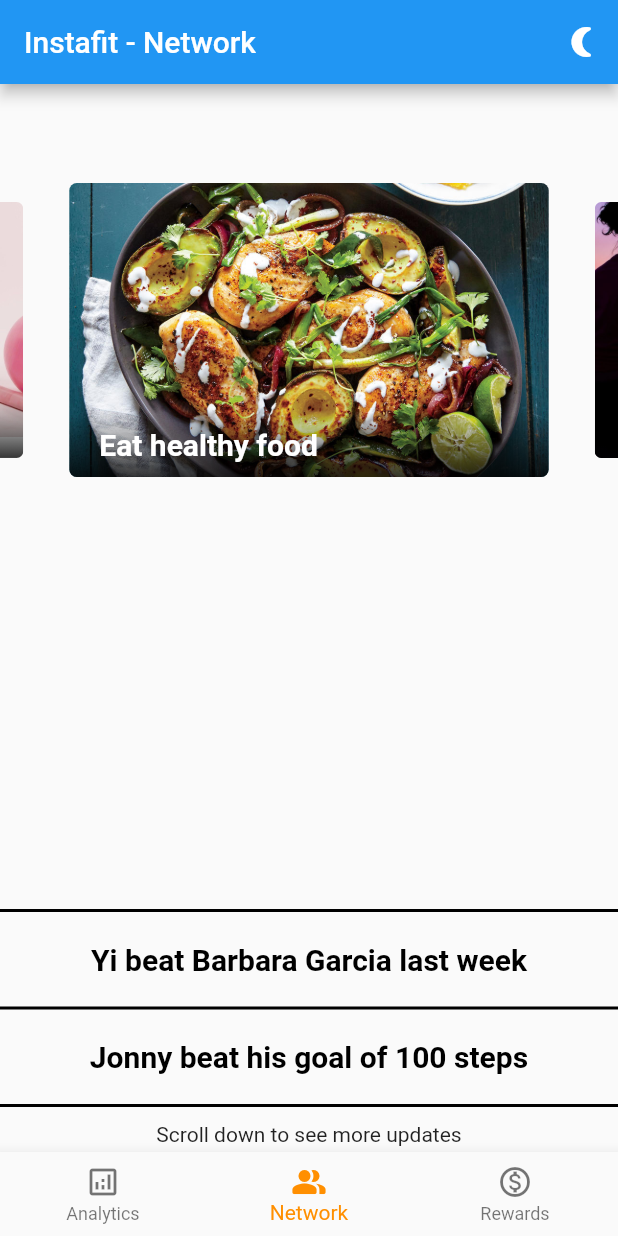
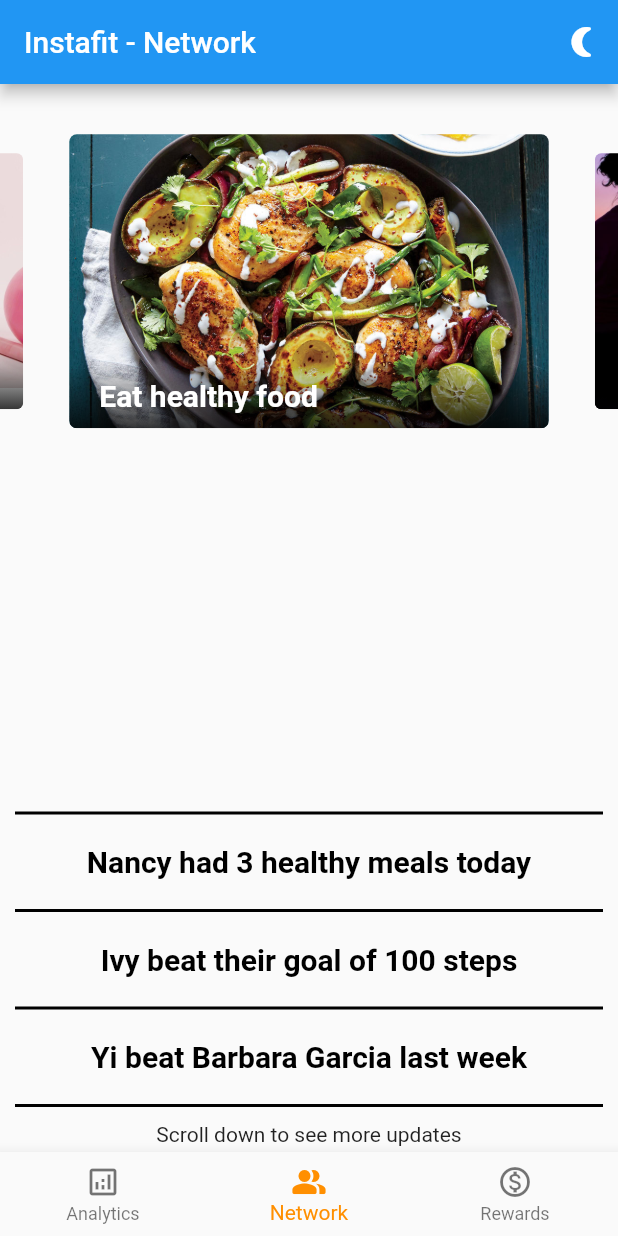
Before and after one commit to shreyabhandari0220/CalHacks, a Flutter app: the screen it shows after launch, on a phone screen of 412 x 824 dp. Run offline on Flutter 3.47's test engine with Material 2 defaults, Android fonts, the light colour scheme and no system bars; drawn by our look-alikes of carousel_slider.

Commit message:
dark mode network

```diff
--- a/flutter_app_1/lib/main.dart
+++ b/flutter_app_1/lib/main.dart
@@ -53,7 +53,7 @@
         Spacer(),
       ],
     ),
-    const CarouselWithIndicatorDemo(),
+    CarouselWithIndicatorDemo(themeMode: themeMode),
     const Crypto(),
   ];
 
--- a/flutter_app_1/lib/network.dart
+++ b/flutter_app_1/lib/network.dart
@@ -1,5 +1,6 @@
 import 'package:flutter/material.dart';
 import 'package:carousel_slider/carousel_slider.dart';
+import 'package:flutter_app_1/main.dart';
 
 /*
   Carousel Slider
@@ -79,7 +80,9 @@
     .toList();
 
 class CarouselWithIndicatorDemo extends StatefulWidget {
-  const CarouselWithIndicatorDemo({super.key});
+  var themeMode;
+
+  CarouselWithIndicatorDemo({super.key, this.themeMode});
 
   @override
   State<StatefulWidget> createState() {
@@ -94,23 +97,25 @@
   Widget build(BuildContext context) {
     //dictionary map of acronym to full name
     const networkUpdates = [
+      "Nancy had 3 healthy meals today",
+      "Ivy beat their goal of 100 steps",
       "Yi beat Barbara Garcia last week",
-      "Jonny beat his goal of 100 steps",
     ];
+
     // horizontal line
     var horizontalLine = Container(
-      margin: const EdgeInsets.only(top: 10.0, bottom: 10.0),
+      margin: const EdgeInsets.only(top: 10.0, bottom: 10.0, left: 10.0, right: 10.0),
       height: 2.0,
       width: 500.0,
-      color: Colors.black,
+      color: themeMode.value == 0 ? Colors.white : Colors.black,
     );
 
     Container getUpdate(int i) => Container(
       margin: const EdgeInsets.only(top: 10.0, bottom: 10.0),
       child: Text(
         networkUpdates[i],
-        style: const TextStyle(
-          color: Colors.black,
+        style: TextStyle(
+          color: themeMode.value == 0 ? Colors.white : Colors.black,
           fontSize: 20.0,
           fontWeight: FontWeight.bold,
         ),
@@ -151,6 +156,8 @@
         horizontalLine,
         getUpdate(1),
         horizontalLine,
+        getUpdate(2),
+        horizontalLine,
         const SizedBox(
           height: 20,
           child: Text("Scroll down to see more updates"),
```
